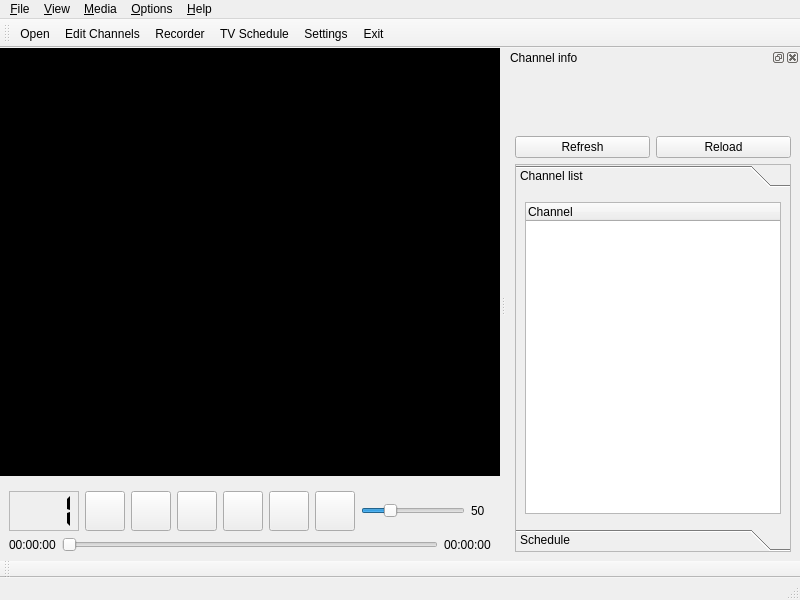
The window that ui/MainWindow.ui (ntadej/tano) describes before a commit, drawn with Qt 5.
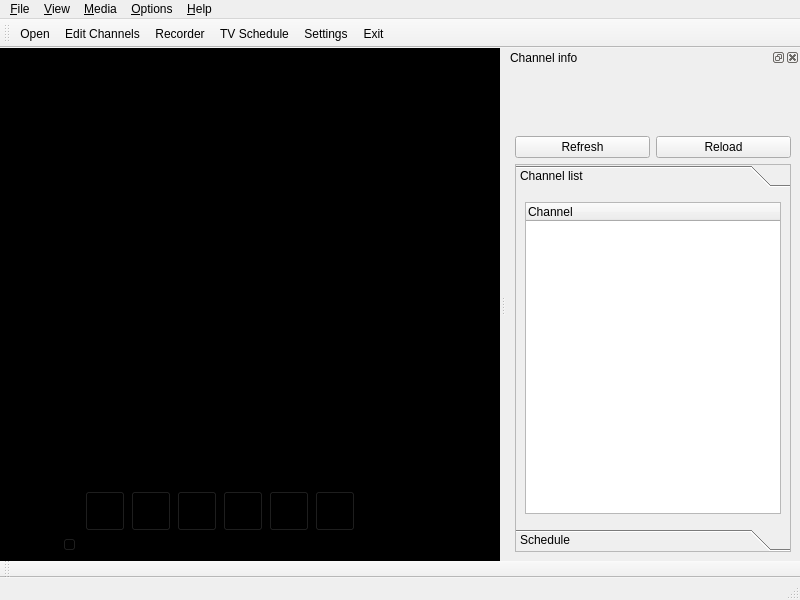
The same window after the commit. Icons and pictures are not drawn. Custom widgets are drawn as their Qt base class.

Commit message: Volume slider, Video widget

Diff of the .ui file:
```diff
--- a/ui/MainWindow.ui
+++ b/ui/MainWindow.ui
@@ -18,6 +18,9 @@
     <normaloff>:/icons/images/tano.png</normaloff>:/icons/images/tano.png</iconset>
   </property>
   <widget class="QWidget" name="centralwidget">
+   <property name="styleSheet">
+    <string>background-color: rgb(0, 0, 0);</string>
+   </property>
    <layout class="QVBoxLayout" name="centralLayout">
     <property name="margin">
      <number>0</number>
@@ -261,36 +264,7 @@
           </widget>
          </item>
          <item>
-          <widget class="QSlider" name="volumeSlider">
-           <property name="sizePolicy">
-            <sizepolicy hsizetype="MinimumExpanding" vsizetype="Fixed">
-             <horstretch>0</horstretch>
-             <verstretch>0</verstretch>
-            </sizepolicy>
-           </property>
-           <property name="maximum">
-            <number>200</number>
-           </property>
-           <property name="sliderPosition">
-            <number>50</number>
-           </property>
-           <property name="orientation">
-            <enum>Qt::Horizontal</enum>
-           </property>
-          </widget>
-         </item>
-         <item>
-          <widget class="QLabel" name="labelVolume">
-           <property name="minimumSize">
-            <size>
-             <width>20</width>
-             <height>0</height>
-            </size>
-           </property>
-           <property name="text">
-            <string>50</string>
-           </property>
-          </widget>
+          <widget class="VlcVolumeSlider" name="volumeSlider" native="true"/>
          </item>
         </layout>
        </item>
@@ -938,6 +912,18 @@
    <header>epg/EpgToday.h</header>
    <container>1</container>
   </customwidget>
+  <customwidget>
+   <class>VlcVolumeSlider</class>
+   <extends>QWidget</extends>
+   <header>libvlc/VlcVolumeSlider.h</header>
+   <container>1</container>
+  </customwidget>
+  <customwidget>
+   <class>VlcVideoWidget</class>
+   <extends>QWidget</extends>
+   <header>libvlc/VlcVideoWidget.h</header>
+   <container>1</container>
+  </customwidget>
  </customwidgets>
  <resources>
   <include location="images.qrc"/>
```
Left out of the diff: 25 changed lines with no effect on the pictures. The commit also changes 12 other files.
